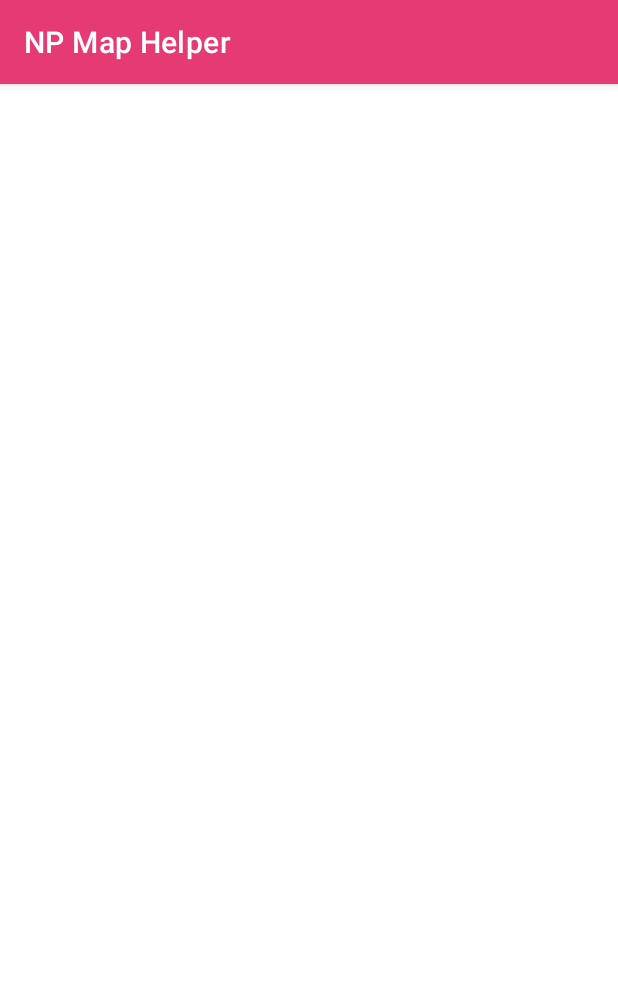
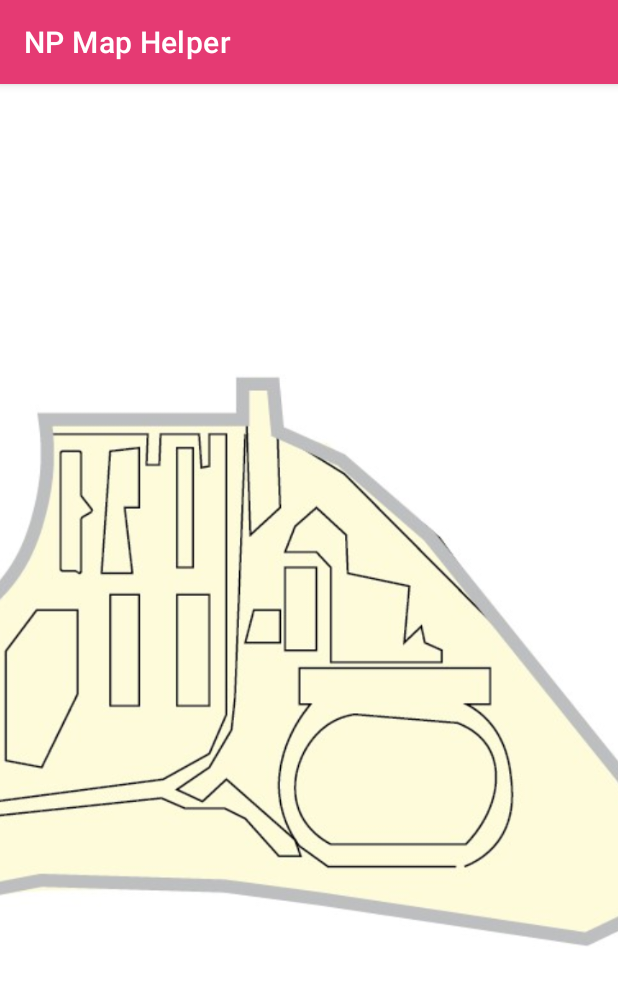
Before and after one commit to Nuggetierer/MAD_Assignment, an Android app: the YellowZone screen opened directly, with no data from a screen before it, on a phone screen of 412 x 824 dp. Shown: the top 985 px of the screen. Run offline under Robolectric (Android 15) with nearby library versions, the phone set to English and light mode, and no system bars.

Commit message:
1)Added yellow zone zoomed

```diff
--- a/app/src/main/res/layout/activity_red_zone.xml
+++ b/app/src/main/res/layout/activity_red_zone.xml
@@ -8,8 +8,8 @@
 
     <ImageView
         android:id="@+id/redzone"
-        android:layout_width="410dp"
-        android:layout_height="878dp"
+        android:layout_width="398dp"
+        android:layout_height="817dp"
         android:layout_marginStart="1dp"
         app:layout_constraintBottom_toBottomOf="parent"
         app:layout_constraintEnd_toEndOf="parent"
--- a/app/src/main/res/layout/activity_yellow_zone.xml
+++ b/app/src/main/res/layout/activity_yellow_zone.xml
@@ -6,4 +6,13 @@
     android:layout_height="match_parent"
     tools:context=".ui.Map.YellowZone">
 
+    <ImageView
+        android:id="@+id/yellowzone"
+        android:layout_width="469dp"
+        android:layout_height="929dp"
+        app:layout_constraintBottom_toBottomOf="parent"
+        app:layout_constraintEnd_toEndOf="parent"
+        app:layout_constraintStart_toStartOf="parent"
+        app:layout_constraintTop_toTopOf="parent"
+        app:srcCompat="@drawable/yellowzone" />
 </androidx.constraintlayout.widget.ConstraintLayout>
```
Also changed, not shown: app/src/main/res/drawable/yellowzone.jpg (added).
